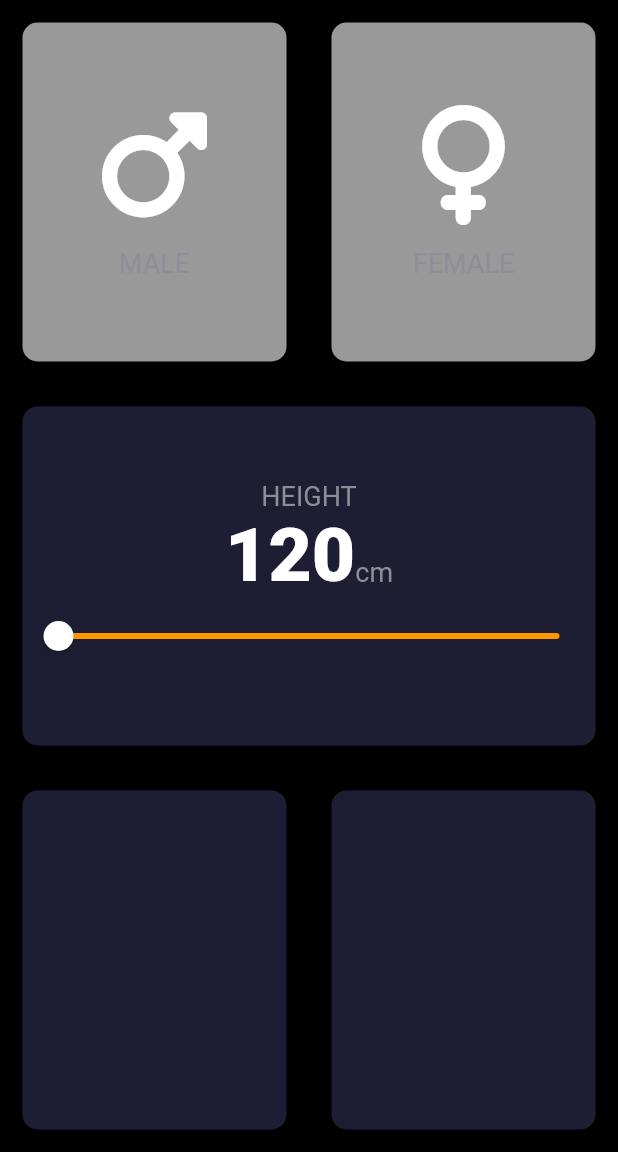
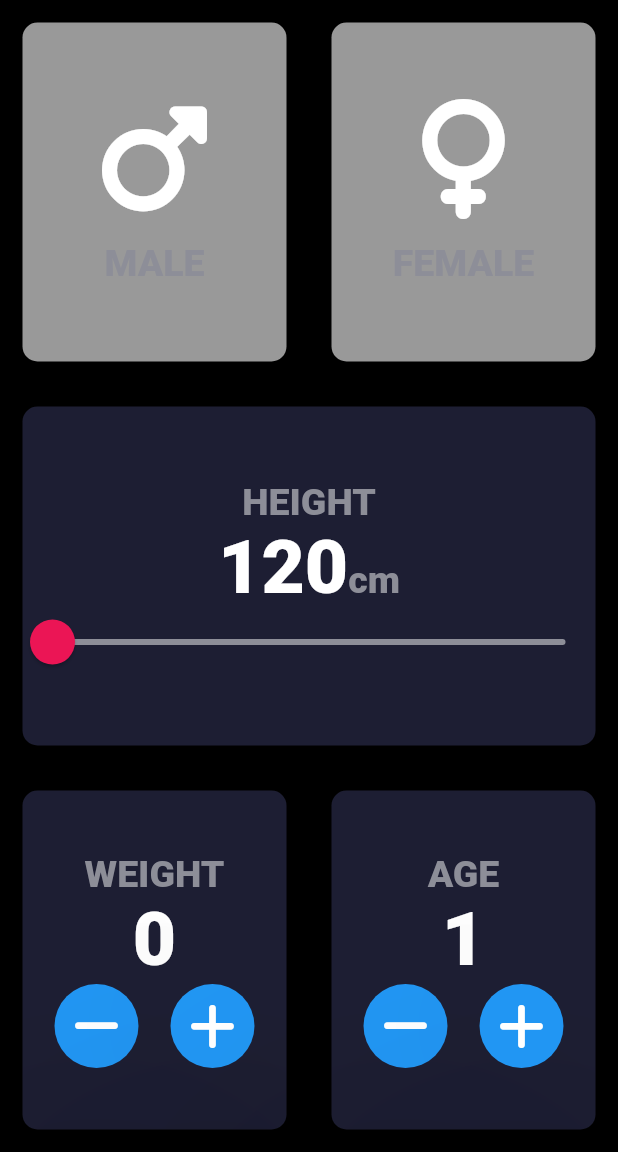
Before and after one commit to CincoCoding/BMI-Calculator, a Flutter app: the screen it shows after launch, on a phone screen of 412 x 824 dp, the part 84-1236 px from its top. Run offline on Flutter 3.47's test engine with Material 2 defaults, Android fonts, the phone set to English and light mode, and no system bars; our stand-ins replace font_awesome_flutter.

Commit message:
added Weight widget with floatingActionButtons

```diff
--- a/lib/constants.dart
+++ b/lib/constants.dart
@@ -6,8 +6,9 @@ const kInactiveCardColor = Color(0xFF999999);
 const kBottomContainerColor = Color(0xFFEB1555);
 
 const kLabelTextStyle = TextStyle(
-  fontSize: 18.0,
   color: Color(0xFF8D8e98),
+  fontSize: 25.0,
+  fontWeight: FontWeight.w900,
 );
 
 const kBigNumber = TextStyle(
@@ -16,3 +17,7 @@ const kBigNumber = TextStyle(
 );
 
 var kHeight = 120;
+
+var kWeight = 0;
+
+var kAge = 1;
--- /dev/null
+++ b/lib/counter_card.dart
@@ -0,0 +1,85 @@
+import 'package:flutter/material.dart';
+import 'constants.dart';
+import 'reusable_card.dart';
+import 'package:font_awesome_flutter/font_awesome_flutter.dart';
+
+class RoundIconButton extends StatelessWidget {
+  // var kWeight = 0;
+  RoundIconButton({
+    @required this.icon,
+    @required this.onPressed,
+  });
+
+  final IconData icon;
+  final Function onPressed;
+
+  @override
+  Widget build(BuildContext context) {
+    return RawMaterialButton(
+      elevation: 100.0,
+      onPressed: onPressed,
+      shape: CircleBorder(),
+      child: Icon(
+        icon,
+        color: Colors.white,
+        size: 35.0,
+      ),
+      fillColor: Colors.blue,
+      constraints: const BoxConstraints.tightFor(
+        width: 56.0,
+        height: 56.0,
+      ),
+    );
+  }
+}
+
+class CounterCardTwoButtons extends StatelessWidget {
+  CounterCardTwoButtons({
+    @required this.onPressed1,
+    this.icon1,
+    @required this.onPressed2,
+    this.icon2,
+    this.text,
+    this.textVariable,
+  });
+
+  final String text;
+  var textVariable;
+  final Function onPressed1;
+  final Icon icon1;
+  final Function onPressed2;
+  final Icon icon2;
+
+  @override
+  Widget build(BuildContext context) {
+    return ReusableCard(
+      color: kCardColor,
+      cardChild: Column(
+        mainAxisAlignment: MainAxisAlignment.center,
+        children: <Widget>[
+          Text(
+            text,
+            style: kLabelTextStyle,
+          ),
+          Text(
+            textVariable,
+            style: kBigNumber,
+          ),
+          Row(
+            mainAxisAlignment: MainAxisAlignment.spaceEvenly,
+            children: <Widget>[
+              RoundIconButton(
+                icon: FontAwesomeIcons.minus,
+                onPressed: onPressed1,
+              ),
+              RoundIconButton(
+                icon: FontAwesomeIcons.plus,
+                onPressed: onPressed2,
+              ),
+            ],
+          ),
+        ],
+      ),
+    );
+  }
+}
--- a/lib/gender_card.dart
+++ b/lib/gender_card.dart
@@ -1,3 +1,4 @@
+import 'package:bmi_calculator/constants.dart';
 import 'package:flutter/material.dart';
 
 class GenderCard extends StatelessWidget {
@@ -19,10 +20,7 @@ class GenderCard extends StatelessWidget {
         ),
         Text(
           gender,
-          style: TextStyle(
-            fontSize: 18.0,
-            color: Color(0xFF8D8e98),
-          ),
+          style: kLabelTextStyle,
         ),
       ],
     );
--- a/lib/input_page.dart
+++ b/lib/input_page.dart
@@ -3,6 +3,7 @@ import 'package:font_awesome_flutter/font_awesome_flutter.dart';
 import 'reusable_card.dart';
 import 'gender_card.dart';
 import 'constants.dart';
+import 'counter_card.dart';
 
 enum Gender {
   male,
@@ -84,17 +85,29 @@ class _InputPageState extends State<InputPage> {
                         Text("cm", style: kLabelTextStyle),
                       ],
                     ),
-                    Slider(
+                    SliderTheme(
+                      data: SliderTheme.of(context).copyWith(
+                        inactiveTrackColor: Color(0xFFBDBE98),
+                        activeTrackColor: Colors.white,
+                        thumbColor: Color(0xFFEB1555),
+                        overlayColor: Colors.blue,
+                        thumbShape:
+                            RoundSliderThumbShape(enabledThumbRadius: 15),
+                        overlayShape:
+                            RoundSliderOverlayShape(overlayRadius: 20),
+                      ),
+                      child: Slider(
                         value: kHeight.toDouble(),
                         min: 120.0,
                         max: 220.0,
-                      activeColor: Colors.white,
-                      inactiveColor: Colors.orange,
+                        // activeColor: Colors.red,
+                        inactiveColor: Color(0xFF8D8E98),
                         onChanged: (double newValue) {
                           setState(() {
                             kHeight = newValue.round();
                           });
                         },
+                      ),
                     )
                   ],
                 ),
@@ -103,10 +116,40 @@ class _InputPageState extends State<InputPage> {
             Expanded(
               child: Row(children: <Widget>[
                 Expanded(
-                  child: ReusableCard(color: kCardColor),
+                  child: CounterCardTwoButtons(
+                    text: "WEIGHT",
+                    textVariable: kWeight.toString(),
+                    onPressed1: () {
+                      setState(() {
+                        kWeight--;
+                      });
+                    },
+                    icon1: Icon(FontAwesomeIcons.minus),
+                    onPressed2: () {
+                      setState(() {
+                        kWeight++;
+                      });
+                    },
+                    icon2: Icon(FontAwesomeIcons.plus),
+                  ),
                 ),
                 Expanded(
-                  child: ReusableCard(color: kCardColor),
+                  child: CounterCardTwoButtons(
+                    text: "AGE",
+                    textVariable: kAge.toString(),
+                    onPressed1: () {
+                      setState(() {
+                        kAge--;
+                      });
+                    },
+                    icon1: Icon(FontAwesomeIcons.minus),
+                    onPressed2: () {
+                      setState(() {
+                        kAge++;
+                      });
+                    },
+                    icon2: Icon(FontAwesomeIcons.plus),
+                  ),
                 ),
               ]),
             ),
```
Lines whose indentation alone changed are shown as unchanged.
